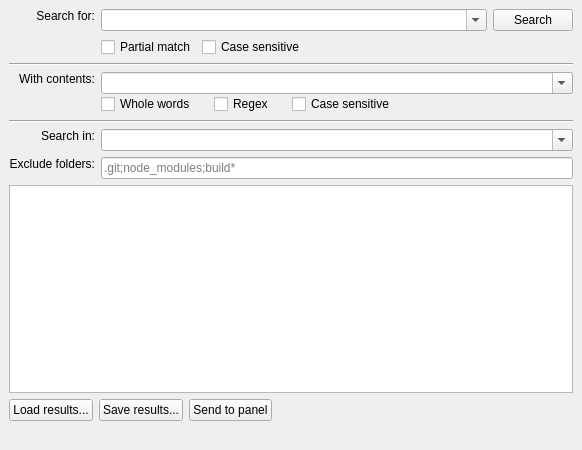
VioletGiraffe/file-commander, file qt-app/src/filessearchdialog/cfilessearchwindow.ui: the form before one commit.
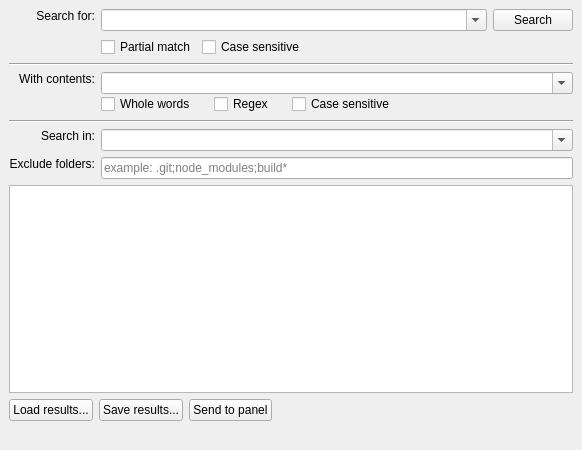
The form after the commit. Custom widgets are drawn as their Qt base class.

Commit message: Hint text improved

What changed in the file:
```diff
--- a/qt-app/src/filessearchdialog/cfilessearchwindow.ui
+++ b/qt-app/src/filessearchdialog/cfilessearchwindow.ui
@@ -242,7 +242,7 @@
       <item row="5" column="1">
        <widget class="QLineEdit" name="excludedFolders">
         <property name="placeholderText">
-         <string>.git;node_modules;build*</string>
+         <string>example: .git;node_modules;build*</string>
         </property>
        </widget>
       </item>
```
